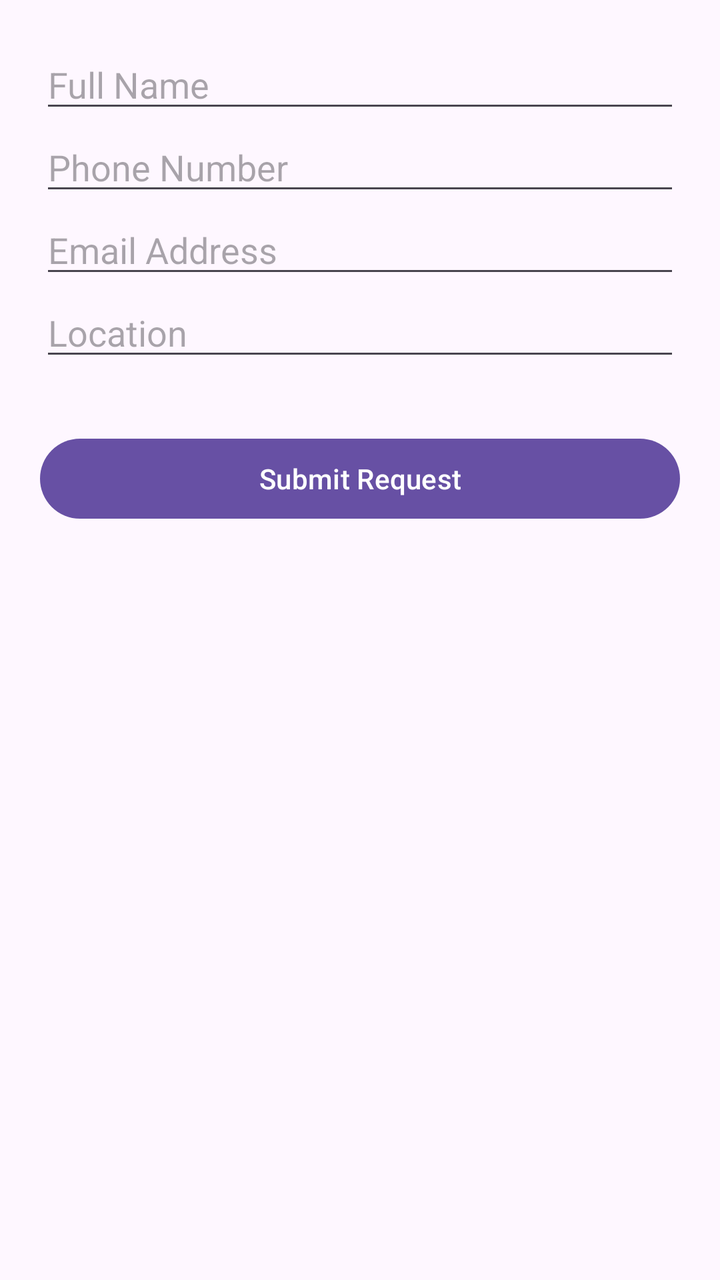
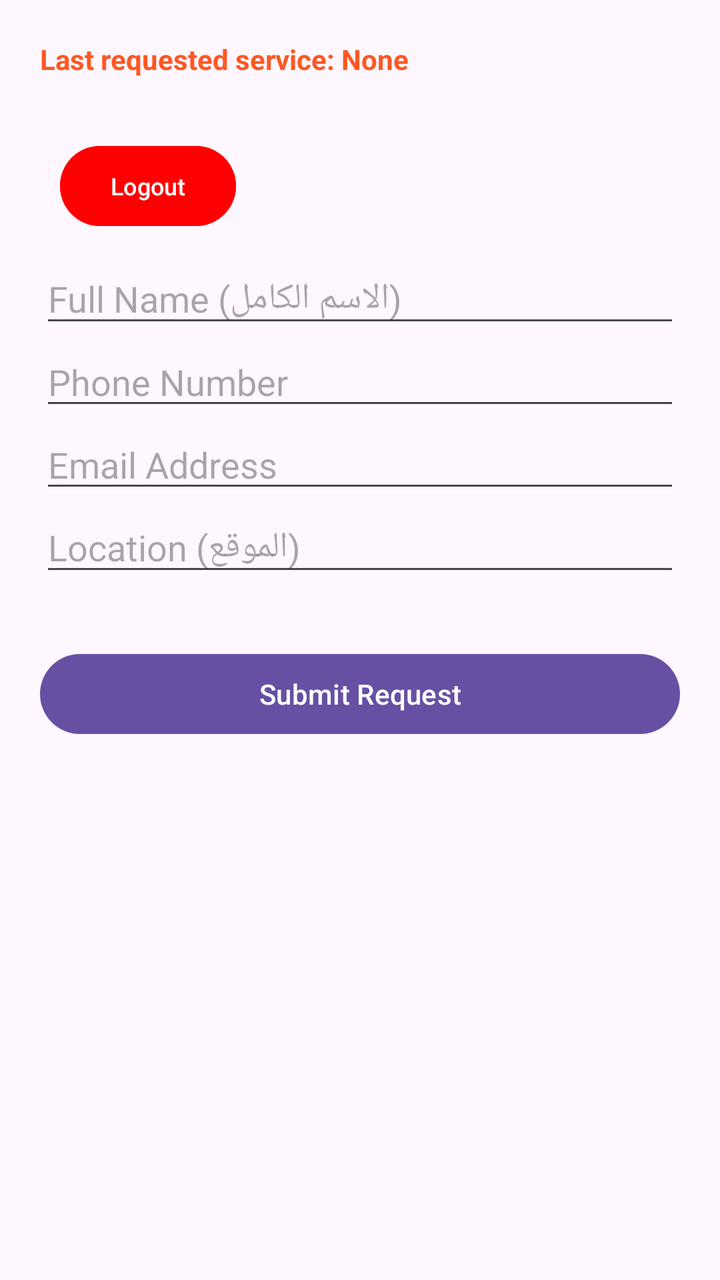

Compare the two renders of this Android layout. The source of the first and the diff that turns it into the second are given below.
<!-- AndroidManifest.xml: application theme Theme.KhadamatiApp -->
<!-- res/layout/activity_request_service.xml -->
<?xml version="1.0" encoding="utf-8"?>
<LinearLayout xmlns:android="http://schemas.android.com/apk/res/android"
    android:layout_width="match_parent"
    android:layout_height="match_parent"
    android:orientation="vertical"
    android:padding="20dp">

    
    <EditText
        android:id="@+id/etName"
        android:layout_width="match_parent"
        android:layout_height="wrap_content"
        android:hint="Full Name"
        android:inputType="textPersonName" />

    
    <EditText
        android:id="@+id/etPhone"
        android:layout_width="match_parent"
        android:layout_height="wrap_content"
        android:hint="Phone Number"
        android:inputType="phone" />

    
    <EditText
        android:id="@+id/etEmail"
        android:layout_width="match_parent"
        android:layout_height="wrap_content"
        android:hint="Email Address"
        android:inputType="textEmailAddress" />

    
    <EditText
        android:id="@+id/etLocation"
        android:layout_width="match_parent"
        android:layout_height="wrap_content"
        android:hint="Location"
        android:inputType="text" />

    <Button
        android:id="@+id/btnSubmit"
        android:layout_width="match_parent"
        android:layout_height="wrap_content"
        android:layout_marginTop="30dp"
        android:text="Submit Request" />

</LinearLayout>
<!-- resources referenced by this layout -->
<resources>
  <style name="Theme.KhadamatiApp" parent="Base.Theme.KhadamatiApp" />
  <style name="Base.Theme.KhadamatiApp" parent="Theme.Material3.DayNight.NoActionBar">
          
          
      </style>
</resources>

<!-- the commit's change to res/layout/activity_request_service.xml (unified diff, before → after) -->
@@ -5,15 +5,32 @@
     android:orientation="vertical"
     android:padding="20dp">
 
-    
+    <TextView
+        android:id="@+id/tvLastService"
+        android:layout_width="match_parent"
+        android:layout_height="wrap_content"
+        android:text="Last requested service: None"
+        android:textColor="#FF5722"
+        android:layout_marginBottom="20dp"
+        android:textStyle="bold" />
+    <Button
+        android:id="@+id/btnLogout"
+        android:layout_width="wrap_content"
+        android:layout_height="wrap_content"
+        android:text="Logout"
+        android:backgroundTint="#FF0000"
+        android:textColor="#FFFFFF"
+        android:layout_alignParentTop="true"
+        android:layout_alignParentEnd="true"
+        android:layout_margin="10dp"
+        android:textSize="12sp" />
     <EditText
         android:id="@+id/etName"
         android:layout_width="match_parent"
         android:layout_height="wrap_content"
-        android:hint="Full Name"
-        android:inputType="textPersonName" />
+        android:hint="Full Name (الاسم الكامل)"
+        android:inputType="text" />
 
-    
     <EditText
         android:id="@+id/etPhone"
         android:layout_width="match_parent"
@@ -21,7 +38,6 @@
         android:hint="Phone Number"
         android:inputType="phone" />
 
-    
     <EditText
         android:id="@+id/etEmail"
         android:layout_width="match_parent"
@@ -29,12 +45,11 @@
         android:hint="Email Address"
         android:inputType="textEmailAddress" />
 
-    
     <EditText
         android:id="@+id/etLocation"
         android:layout_width="match_parent"
         android:layout_height="wrap_content"
-        android:hint="Location"
+        android:hint="Location (الموقع)"
         android:inputType="text" />
 
     <Button
